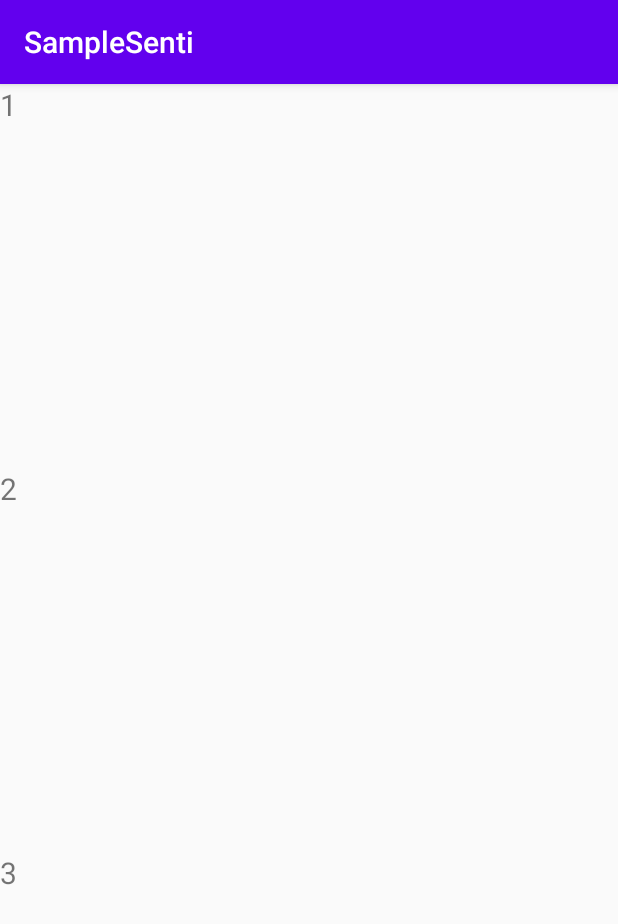
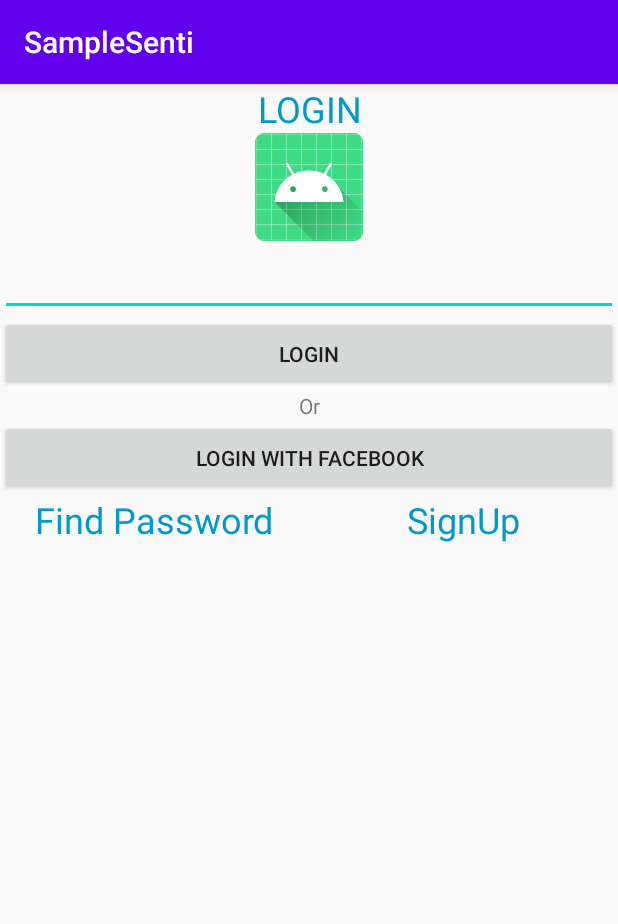
Before and after one commit to judemin/Self-Study, an Android app: the screen it shows after launch (MainActivity), on a phone screen of 412 x 824 dp. Shown: the top 924 px of the screen. Run offline under Robolectric (Android 15) with nearby library versions, the phone set to English and light mode, and no system bars.

Commit message:
Lecture 4 - Layout 실전1
센치한 개발자 안드로이드 & 코틀린

```diff
--- a/SentiLab-kotlin-android/SampleSenti/app/src/main/java/kplo/com/MainActivity.java
+++ b/SentiLab-kotlin-android/SampleSenti/app/src/main/java/kplo/com/MainActivity.java
@@ -9,6 +9,6 @@ public class MainActivity extends AppCompatActivity {
     @Override
     protected void onCreate(Bundle savedInstanceState) {
         super.onCreate(savedInstanceState);
-        setContentView(R.layout.activity_main);
+        setContentView(R.layout.activity_login);
     }
 }
--- /dev/null
+++ b/SentiLab-kotlin-android/SampleSenti/app/src/main/res/layout/activity_login.xml
@@ -0,0 +1,72 @@
+<?xml version="1.0" encoding="utf-8"?>
+<LinearLayout
+    xmlns:android="http://schemas.android.com/apk/res/android"
+    android:layout_width="match_parent"
+    android:layout_height="match_parent"
+    android:orientation="vertical"
+    >
+
+    <TextView
+        android:layout_width="match_parent"
+        android:layout_height="wrap_content"
+        android:layout_gravity="center"
+        android:gravity="center"
+        android:textColor="@android:color/holo_blue_dark"
+        android:textSize="24sp"
+        android:text="LOGIN"/>
+    <ImageView
+        android:layout_width="match_parent"
+        android:layout_height="wrap_content"
+        android:background="@null"
+        android:src="@mipmap/ic_launcher"
+        android:layout_gravity="center"
+        />
+
+    <EditText
+        android:layout_width="match_parent"
+        android:layout_height="50dp"/>
+
+    <Button
+        android:layout_width="match_parent"
+        android:layout_height="50sp"
+        android:text="LogIn"
+        />
+    <TextView
+        android:layout_width="match_parent"
+        android:layout_height="wrap_content"
+        android:layout_gravity="center"
+        android:gravity="center"
+        android:text="Or"/>
+    <Button
+        android:layout_width="match_parent"
+        android:layout_height="50sp"
+        android:text="LogIn With Facebook"
+        />
+
+    <LinearLayout
+        android:layout_width="match_parent"
+        android:layout_height="wrap_content"
+        android:weightSum="10"
+        android:orientation="horizontal">
+        <TextView
+            android:layout_width="match_parent"
+            android:layout_height="wrap_content"
+            android:layout_gravity="center"
+            android:gravity="center"
+            android:layout_weight="5"
+            android:textColor="@android:color/holo_blue_dark"
+            android:textSize="24sp"
+            android:text="Find Password"/>
+
+        <TextView
+            android:layout_width="match_parent"
+            android:layout_height="wrap_content"
+            android:layout_gravity="center"
+            android:gravity="center"
+            android:layout_weight="5"
+            android:textColor="@android:color/holo_blue_dark"
+            android:textSize="24sp"
+            android:text="SignUp"/>
+    </LinearLayout>>
+
+</LinearLayout>
```
Also changed, not shown: SentiLab-kotlin-android/SampleSenti/app/src/main/res/layout/layout_lec2.xml (added, +39 -0 lines).
